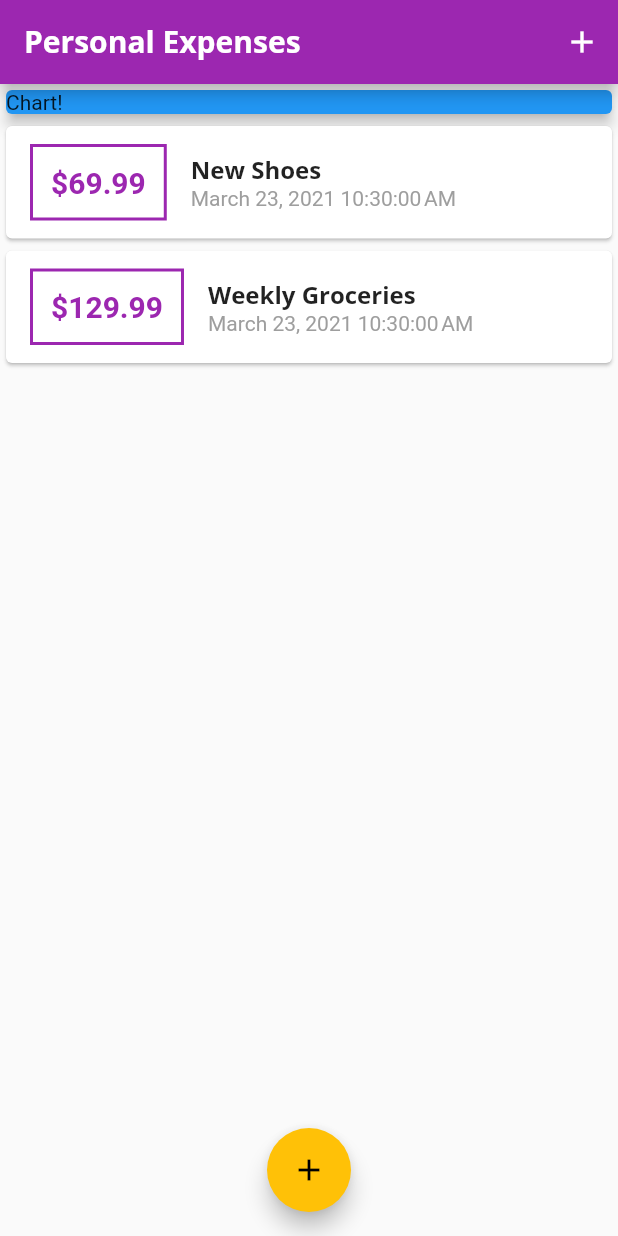
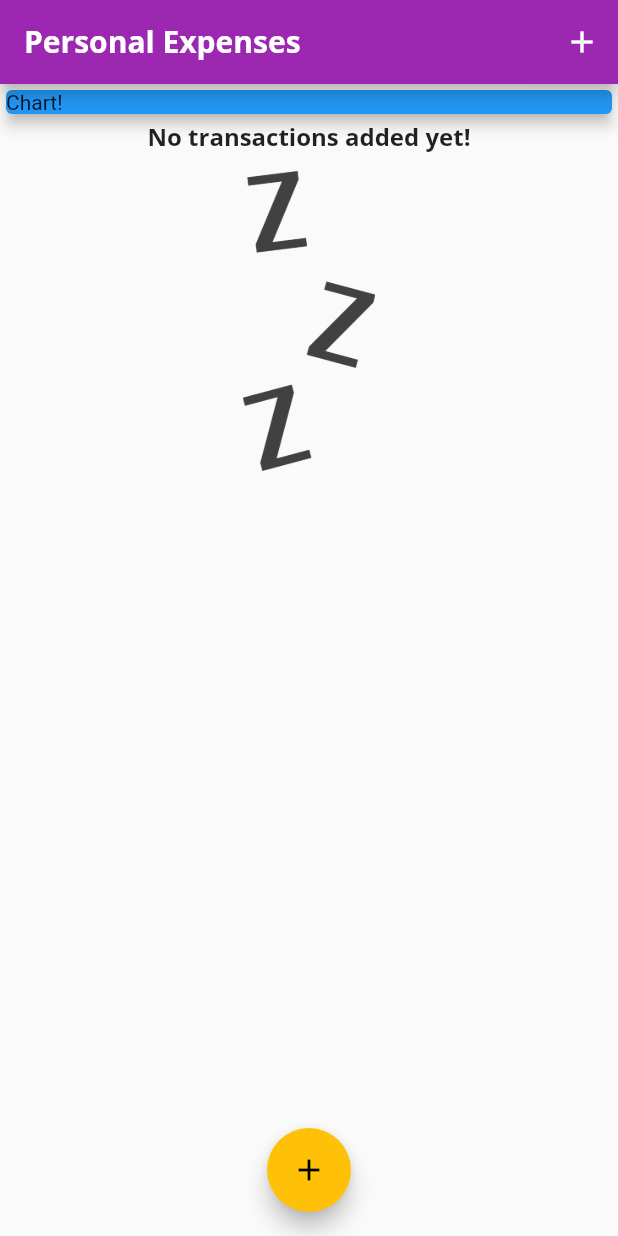
Before and after one commit to Auclown/flutter-personal-expenses, a Flutter app: the screen it shows after launch, on a phone screen of 412 x 824 dp. Run offline on Flutter 3.47's test engine with Material 2 defaults, Android fonts, the phone set to English and light mode, and no system bars.

Commit message:
23rd/Mar/2021 - default transactions list commented out, image added

```diff
--- a/lib/main.dart
+++ b/lib/main.dart
@@ -47,14 +47,14 @@ class MyHomePage extends StatefulWidget {
 
 class _MyHomePageState extends State<MyHomePage> {
   final List<Transaction> _userTransactions = [
-    Transaction(
-        id: "t1", title: "New Shoes", amount: 69.99, date: DateTime.now()),
-    Transaction(
-      id: "t2",
-      title: "Weekly Groceries",
-      amount: 129.99,
-      date: DateTime.now(),
-    )
+    // Transaction(
+    //     id: "t1", title: "New Shoes", amount: 69.99, date: DateTime.now()),
+    // Transaction(
+    //   id: "t2",
+    //   title: "Weekly Groceries",
+    //   amount: 129.99,
+    //   date: DateTime.now(),
+    // )
   ];
 
   void _addNewTransaction(String txTitle, double txAmount) {
--- a/lib/widgets/transaction_list.dart
+++ b/lib/widgets/transaction_list.dart
@@ -12,7 +12,26 @@ class TransactionList extends StatelessWidget {
   Widget build(BuildContext context) {
     return Container(
       height: 300,
-      child: ListView.builder(
+      child: transactions.isEmpty
+          ? Column(
+              children: <Widget>[
+                Text(
+                  "No transactions added yet!",
+                  style: Theme.of(context).textTheme.title,
+                ),
+                SizedBox(
+                  height: 12,
+                ),
+                Container(
+                  height: 200,
+                  child: Image.asset(
+                    "assets/images/waiting.png",
+                    fit: BoxFit.cover,
+                  ),
+                ),
+              ],
+            )
+          : ListView.builder(
               itemBuilder: (ctx, index) {
                 return Card(
                   child: Row(
--- a/pubspec.yaml
+++ b/pubspec.yaml
@@ -44,9 +44,9 @@ flutter:
   uses-material-design: true
 
   # To add assets to your application, add an assets section, like this:
-  # assets:
-  #   - images/a_dot_burr.jpeg
-  #   - images/a_dot_ham.jpeg
+  assets:
+    - assets/images/waiting.png
+    # - images/a_dot_ham.jpeg
 
   # An image asset can refer to one or more resolution-specific "variants", see
   # https://flutter.dev/assets-and-images/#resolution-aware.
```
Also changed, not shown: assets/images/waiting.png (added). Lines whose indentation alone changed are shown as unchanged.
